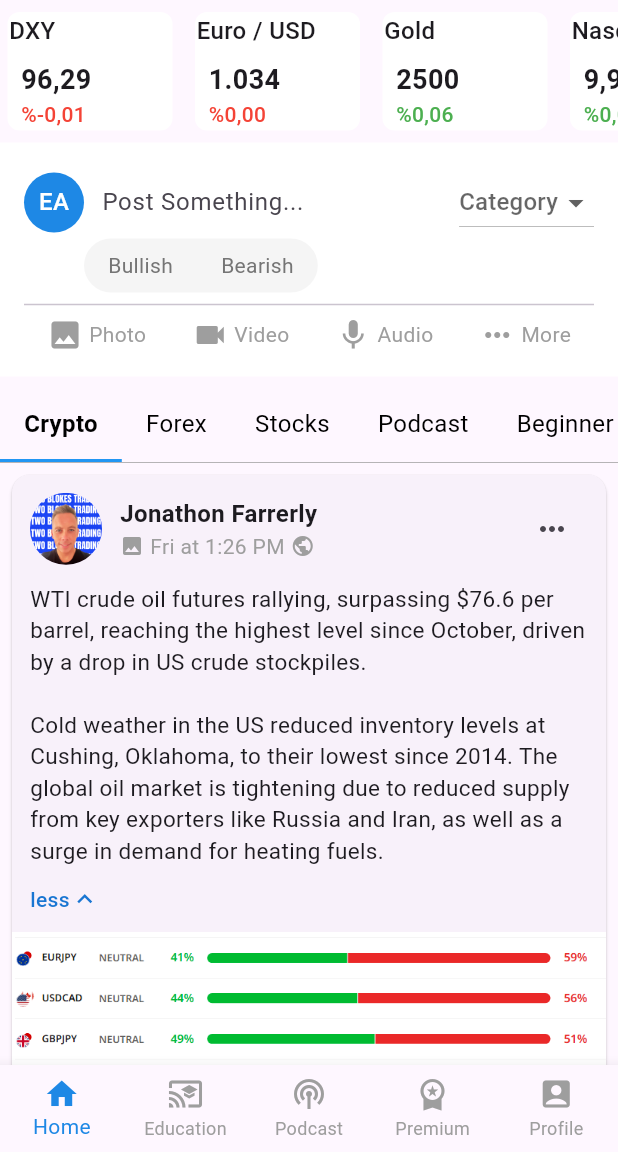
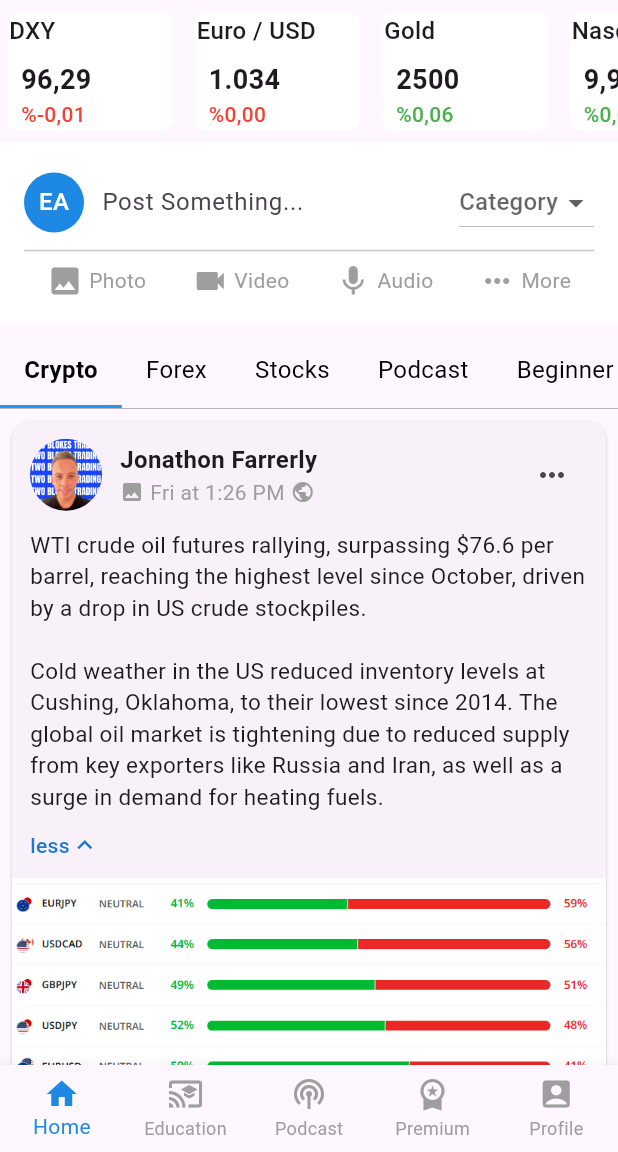
Before and after one commit to EyupEnsarAlmaz/twoblokes, a Flutter app: the screen it shows after launch, on a phone screen of 412 x 824 dp, the part 84-1236 px from its top. Run offline on Flutter 3.47's test engine with Material 3 defaults, Android fonts, the phone set to English and light mode, and no system bars; our stand-ins replace another_flutter_splash_screen, equatable, flutter_bloc.

Commit message:
bullish and bearish button removed

```diff
--- a/lib/feature/home/home_page.dart
+++ b/lib/feature/home/home_page.dart
@@ -160,15 +160,6 @@ class _HomePageState extends State<HomePage> {
               },
             ),
             ListTile(
-              leading: Icon(Icons.add_chart),
-              title: Text('Bullish and Bearish'),
-              onTap: () {
-                Navigator.push(context, MaterialPageRoute(builder: (context) {
-                  return LiquidationsTable();
-                }));
-              },
-            ),
-            ListTile(
               leading: Icon(Icons.logout),
               title: Text('Logout'),
               onTap: () {
@@ -324,7 +315,6 @@ class _HomeBodyState extends State<HomeBody> {
                         SizedBox(
                           width: 40,
                         ),
-                        SentimentToggleButtons(onSentimentChanged: (a) {}),
                       ],
                     ),
                     const Divider(),
@@ -583,6 +573,7 @@ class MarketAnalysisPost extends StatelessWidget {
                           const SizedBox(width: 4),
                           const Icon(Icons.public,
                               size: 16, color: Colors.grey),
+                          Container()
                         ],
                       ),
                     ],
```
